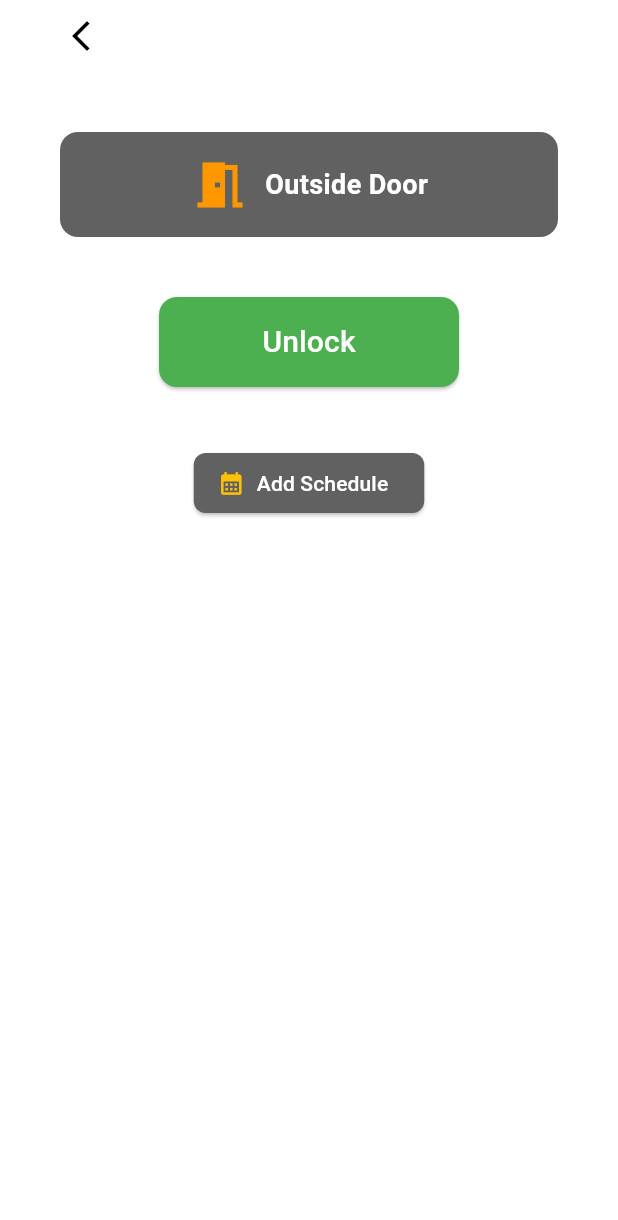
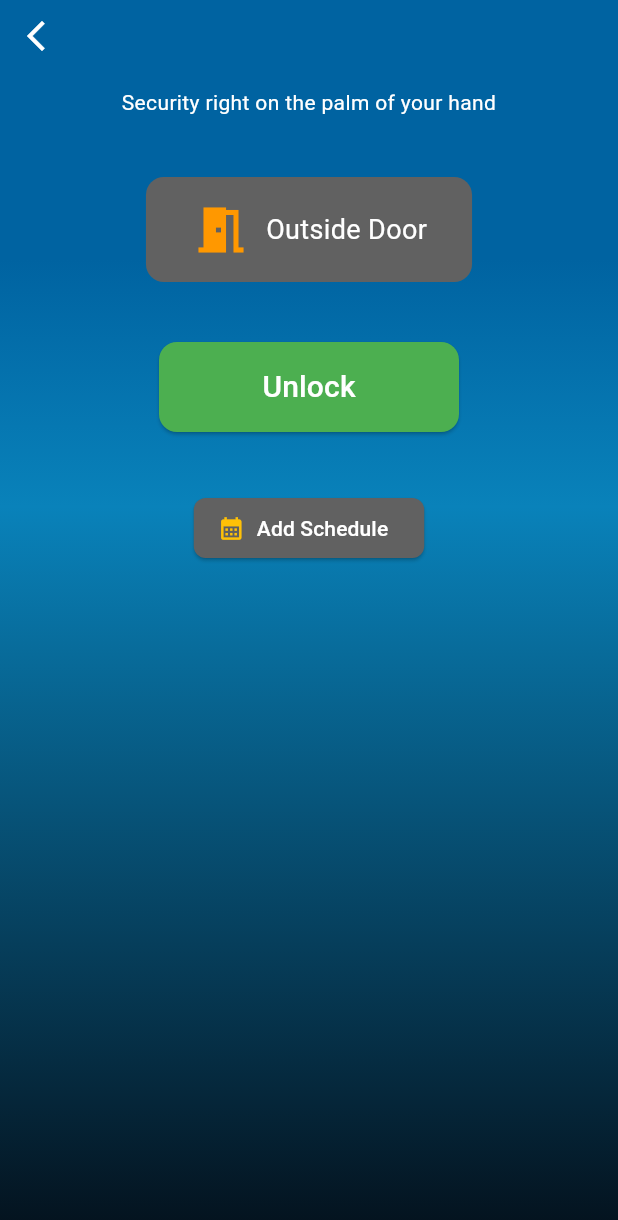
Before and after one commit to maozedoggo/FYP_Smahorz, a Flutter app: the ParcelBack screen opened directly, on a phone screen of 412 x 824 dp. Shown: the top 1220 px of the screen. Run offline on Flutter 3.47's test engine with Material 3 defaults, Android fonts, the phone set to English and light mode, and no system bars; our stand-ins replace cloud_firestore, firebase_auth, firebase_core, firebase_storage, flutter_advanced_drawer, image_picker and 1 more; accounts and stored records are empty.

Commit message:
change-color

```diff
--- a/lib/views/pages/smart-devices/parcel_inside.dart
+++ b/lib/views/pages/smart-devices/parcel_inside.dart
@@ -23,31 +23,47 @@ class _ParcelBackState extends State<ParcelBack> {
   @override
   Widget build(BuildContext context) {
     return Scaffold(
-      body: SafeArea(
+      body: Container(
+        width: double.infinity,
+        height: double.infinity,
+        decoration: const BoxDecoration(
+          gradient: LinearGradient(
+            begin: Alignment.topCenter,
+            end: Alignment.bottomCenter,
+            colors: [Color(0xFF0063A1), Color(0xFF0982BA), Color(0xFF04111C)],
+            stops: [0.21, 0.41, 1.0],
+          ),
+        ),
+
+        child: SafeArea(
           child: Column(
             crossAxisAlignment: CrossAxisAlignment.center,
             children: [
               // Back button
-            Padding(
-              padding: const EdgeInsets.symmetric(horizontal: 30.0),
-              child: Align(
+              Align(
                 alignment: Alignment.topLeft,
                 child: IconButton(
                   icon: const Icon(Icons.arrow_back_ios_new),
-                  color: Colors.black,
+                  color: Colors.white,
                   onPressed: () {
                     Navigator.pop(context); // go back to previous page
                   },
                 ),
               ),
+
+              const SizedBox(height: 10),
+
+              // Top Text
+              const Text(
+                "Security right on the palm of your hand",
+                style: TextStyle(color: Colors.white, fontSize: 14),
+                textAlign: TextAlign.center,
               ),
 
               const SizedBox(height: 40),
 
               // Outside Door Button
-            Padding(
-              padding: const EdgeInsets.symmetric(horizontal: 40.0),
-              child: Container(
+              Container(
                 padding: const EdgeInsets.symmetric(
                   vertical: 15,
                   horizontal: 30,
@@ -57,21 +73,15 @@ class _ParcelBackState extends State<ParcelBack> {
                   borderRadius: BorderRadius.circular(12),
                 ),
                 child: Row(
-                  mainAxisSize: MainAxisSize.max,
-                  mainAxisAlignment: MainAxisAlignment.center,
+                  mainAxisSize: MainAxisSize.min,
                   children: const [
                     Icon(Icons.meeting_room, color: Colors.orange, size: 40),
                     SizedBox(width: 10),
                     Text(
                       "Outside Door",
-                      style: TextStyle(
-                        color: Colors.white,
-                        fontSize: 18,
-                        fontWeight: FontWeight.bold,
-                      ),
+                      style: TextStyle(color: Colors.white, fontSize: 18),
                     ),
                   ],
-                ),
                 ),
               ),
 
@@ -101,12 +111,7 @@ class _ParcelBackState extends State<ParcelBack> {
               // Add Schedule Button
               ElevatedButton.icon(
                 onPressed: () {
-                Navigator.push(
-                  context,
-                  MaterialPageRoute(
-                    builder: (context) => SchedulePage(deviceName: deviceName),
-                  ),
-                );
+                  // TODO: implement navigation to schedule page
                 },
                 style: ElevatedButton.styleFrom(
                   backgroundColor: Colors.grey.shade700,
@@ -123,6 +128,7 @@ class _ParcelBackState extends State<ParcelBack> {
             ],
           ),
         ),
+      ),
     );
   }
 }
```
Also changed, not shown: lib/views/pages/smart-devices/parcel_outside.dart (+32 -8 lines). Lines whose indentation alone changed are shown as unchanged.
